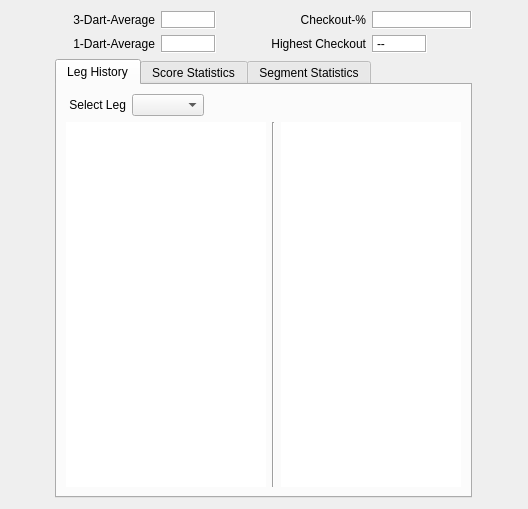
The window that src/stats_window.ui (m1ld3/dartomato) describes before a commit, drawn with Qt 5.
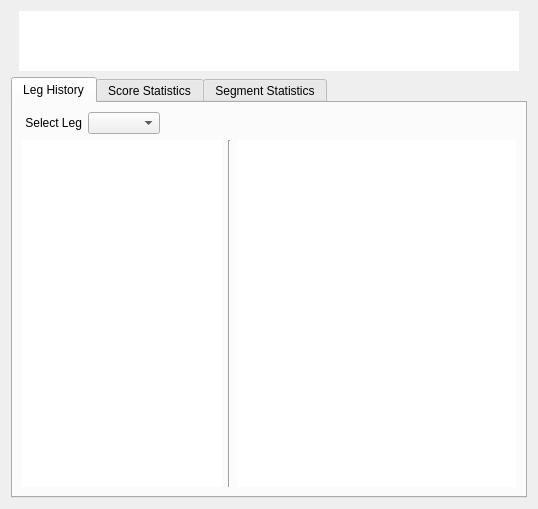
The same window after the commit.

```diff
--- a/src/stats_window.ui
+++ b/src/stats_window.ui
@@ -6,19 +6,19 @@
    <rect>
     <x>0</x>
     <y>0</y>
-    <width>528</width>
+    <width>538</width>
     <height>509</height>
    </rect>
   </property>
   <property name="minimumSize">
    <size>
-    <width>420</width>
+    <width>538</width>
     <height>0</height>
    </size>
   </property>
   <property name="maximumSize">
    <size>
-    <width>10000</width>
+    <width>538</width>
     <height>16777215</height>
    </size>
   </property>
@@ -29,255 +29,86 @@
    <string notr="true"/>
   </property>
   <layout class="QGridLayout" name="gridLayout">
-   <item row="0" column="1">
-    <layout class="QHBoxLayout" name="horizontalLayout_13">
-     <item>
-      <layout class="QVBoxLayout" name="verticalLayout_4">
-       <item>
-        <widget class="QLabel" name="labelCheckout">
-         <property name="sizePolicy">
-          <sizepolicy hsizetype="Fixed" vsizetype="Preferred">
-           <horstretch>0</horstretch>
-           <verstretch>0</verstretch>
-          </sizepolicy>
-         </property>
-         <property name="minimumSize">
-          <size>
-           <width>70</width>
-           <height>0</height>
-          </size>
-         </property>
-         <property name="maximumSize">
-          <size>
-           <width>100</width>
-           <height>50</height>
-          </size>
-         </property>
-         <property name="text">
-          <string>Checkout-%</string>
-         </property>
-         <property name="alignment">
-          <set>Qt::AlignRight|Qt::AlignTrailing|Qt::AlignVCenter</set>
-         </property>
-        </widget>
-       </item>
-       <item>
-        <widget class="QLabel" name="labelHighestCheckout">
-         <property name="sizePolicy">
-          <sizepolicy hsizetype="Fixed" vsizetype="Preferred">
-           <horstretch>0</horstretch>
-           <verstretch>0</verstretch>
-          </sizepolicy>
-         </property>
-         <property name="minimumSize">
-          <size>
-           <width>90</width>
-           <height>0</height>
-          </size>
-         </property>
-         <property name="maximumSize">
-          <size>
-           <width>100</width>
-           <height>50</height>
-          </size>
-         </property>
-         <property name="text">
-          <string>Highest Checkout</string>
-         </property>
-         <property name="alignment">
-          <set>Qt::AlignRight|Qt::AlignTrailing|Qt::AlignVCenter</set>
-         </property>
-        </widget>
-       </item>
-      </layout>
-     </item>
-     <item>
-      <layout class="QVBoxLayout" name="verticalLayout_7">
-       <item>
-        <widget class="QLabel" name="labelCheckoutInput">
-         <property name="minimumSize">
-          <size>
-           <width>100</width>
-           <height>0</height>
-          </size>
-         </property>
-         <property name="maximumSize">
-          <size>
-           <width>200</width>
-           <height>50</height>
-          </size>
-         </property>
-         <property name="styleSheet">
-          <string notr="true">QLabel {background-color: white}</string>
-         </property>
-         <property name="frameShape">
-          <enum>QFrame::Box</enum>
-         </property>
-         <property name="frameShadow">
-          <enum>QFrame::Sunken</enum>
-         </property>
-         <property name="text">
-          <string/>
-         </property>
-        </widget>
-       </item>
-       <item>
-        <widget class="QLabel" name="labelHighestCheckoutInput">
-         <property name="minimumSize">
-          <size>
-           <width>55</width>
-           <height>0</height>
-          </size>
-         </property>
-         <property name="maximumSize">
-          <size>
-           <width>55</width>
-           <height>50</height>
-          </size>
-         </property>
-         <property name="styleSheet">
-          <string notr="true">QLabel {background-color: white}</string>
-         </property>
-         <property name="frameShape">
-          <enum>QFrame::Box</enum>
-         </property>
-         <property name="frameShadow">
-          <enum>QFrame::Sunken</enum>
-         </property>
-         <property name="text">
-          <string>--</string>
-         </property>
-        </widget>
-       </item>
-      </layout>
-     </item>
-    </layout>
-   </item>
    <item row="0" column="0">
     <layout class="QHBoxLayout" name="horizontalLayout">
      <item>
-      <layout class="QVBoxLayout" name="verticalLayout_2">
-       <item>
-        <widget class="QLabel" name="label3DartAvg">
-         <property name="sizePolicy">
-          <sizepolicy hsizetype="Fixed" vsizetype="Preferred">
-           <horstretch>0</horstretch>
-           <verstretch>0</verstretch>
-          </sizepolicy>
-         </property>
-         <property name="minimumSize">
-          <size>
-           <width>85</width>
-           <height>0</height>
-          </size>
-         </property>
-         <property name="maximumSize">
-          <size>
-           <width>100</width>
-           <height>50</height>
-          </size>
-         </property>
-         <property name="text">
-          <string>3-Dart-Average</string>
-         </property>
-         <property name="alignment">
-          <set>Qt::AlignRight|Qt::AlignTrailing|Qt::AlignVCenter</set>
-         </property>
-        </widget>
-       </item>
-       <item>
-        <widget class="QLabel" name="label1DartAvg">
-         <property name="sizePolicy">
-          <sizepolicy hsizetype="Fixed" vsizetype="Preferred">
-           <horstretch>0</horstretch>
-           <verstretch>0</verstretch>
-          </sizepolicy>
-         </property>
-         <property name="minimumSize">
-          <size>
-           <width>85</width>
-           <height>0</height>
-          </size>
-         </property>
-         <property name="maximumSize">
-          <size>
-           <width>100</width>
-           <height>50</height>
-          </size>
-         </property>
-         <property name="text">
-          <string>1-Dart-Average</string>
-         </property>
-         <property name="alignment">
-          <set>Qt::AlignRight|Qt::AlignTrailing|Qt::AlignVCenter</set>
-         </property>
-        </widget>
-       </item>
-      </layout>
+      <spacer name="horizontalSpacer_2">
+       <property name="orientation">
+        <enum>Qt::Horizontal</enum>
+       </property>
+       <property name="sizeHint" stdset="0">
+        <size>
+         <width>40</width>
+         <height>20</height>
+        </size>
+       </property>
+      </spacer>
      </item>
      <item>
-      <layout class="QVBoxLayout" name="verticalLayout_8">
-       <item>
-        <widget class="QLabel" name="label3DartAvgInput">
-         <property name="minimumSize">
-          <size>
-           <width>55</width>
-           <height>0</height>
-          </size>
-         </property>
-         <property name="maximumSize">
-          <size>
-           <width>55</width>
-           <height>50</height>
-          </size>
-         </property>
-         <property name="styleSheet">
-          <string notr="true">QLabel {background-color: white}</string>
-         </property>
-         <property name="frameShape">
-          <enum>QFrame::Box</enum>
-         </property>
-         <property name="frameShadow">
-          <enum>QFrame::Sunken</enum>
-         </property>
-         <property name="text">
-          <string/>
-         </property>
-        </widget>
-       </item>
-       <item>
-        <widget class="QLabel" name="label1DartAvgInput">
-         <property name="minimumSize">
-          <size>
-           <width>55</width>
-           <height>0</height>
-          </size>
-         </property>
-         <property name="maximumSize">
-          <size>
-           <width>55</width>
-           <height>50</height>
-          </size>
-         </property>
-         <property name="styleSheet">
-          <string notr="true">QLabel {background-color: white}</string>
-         </property>
-         <property name="frameShape">
-          <enum>QFrame::Box</enum>
-         </property>
-         <property name="frameShadow">
-          <enum>QFrame::Sunken</enum>
-         </property>
-         <property name="text">
-          <string/>
-         </property>
-        </widget>
-       </item>
-      </layout>
+      <widget class="QTableView" name="tableViewGlobalStats">
+       <property name="minimumSize">
+        <size>
+         <width>500</width>
+         <height>0</height>
+        </size>
+       </property>
+       <property name="maximumSize">
+        <size>
+         <width>16777215</width>
+         <height>60</height>
+        </size>
+       </property>
+       <property name="focusPolicy">
+        <enum>Qt::NoFocus</enum>
+       </property>
+       <property name="frameShape">
+        <enum>QFrame::NoFrame</enum>
+       </property>
+       <property name="frameShadow">
+        <enum>QFrame::Plain</enum>
+       </property>
+       <property name="verticalScrollBarPolicy">
+        <enum>Qt::ScrollBarAlwaysOff</enum>
+       </property>
+       <property name="horizontalScrollBarPolicy">
+        <enum>Qt::ScrollBarAlwaysOff</enum>
+       </property>
+       <property name="showGrid">
+        <bool>false</bool>
+       </property>
+       <property name="gridStyle">
+        <enum>Qt::NoPen</enum>
+       </property>
+       <attribute name="horizontalHeaderVisible">
+        <bool>false</bool>
+       </attribute>
+       <attribute name="horizontalHeaderHighlightSections">
+        <bool>false</bool>
+       </attribute>
+       <attribute name="verticalHeaderVisible">
+        <bool>false</bool>
+       </attribute>
+       <attribute name="verticalHeaderHighlightSections">
+        <bool>false</bool>
+       </attribute>
+      </widget>
+     </item>
+     <item>
+      <spacer name="horizontalSpacer_4">
+       <property name="orientation">
+        <enum>Qt::Horizontal</enum>
+       </property>
+       <property name="sizeHint" stdset="0">
+        <size>
+         <width>40</width>
+         <height>20</height>
+        </size>
+       </property>
+      </spacer>
      </item>
     </layout>
    </item>
-   <item row="1" column="0" colspan="2">
+   <item row="1" column="0">
     <widget class="QTabWidget" name="tabWidget">
      <property name="currentIndex">
       <number>0</number>
```
